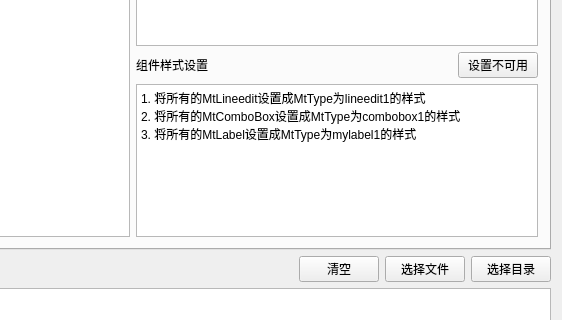
corgic2/C-Utils, file AutoToGenerateUICode/UIModule/CursorAutoWidget.ui: the form before one commit; both pictures show x 296 to 858 and y 218 to 538 of the 858 by 763 pixel window.
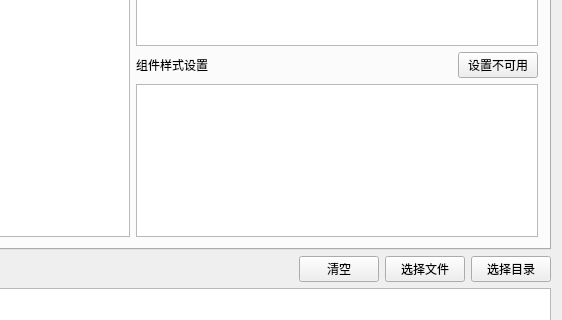
The form after the commit.

Commit message: feat:更新Readme

Diff of the .ui file:
```diff
--- a/AutoToGenerateUICode/UIModule/CursorAutoWidget.ui
+++ b/AutoToGenerateUICode/UIModule/CursorAutoWidget.ui
@@ -254,9 +254,7 @@
 &lt;html&gt;&lt;head&gt;&lt;meta name=&quot;qrichtext&quot; content=&quot;1&quot; /&gt;&lt;style type=&quot;text/css&quot;&gt;
 p, li { white-space: pre-wrap; }
 &lt;/style&gt;&lt;/head&gt;&lt;body style=&quot; font-family:'Microsoft Yahei'; font-size:9pt; font-weight:400; font-style:normal;&quot;&gt;
-&lt;p style=&quot; margin-top:0px; margin-bottom:0px; margin-left:0px; margin-right:0px; -qt-block-indent:0; text-indent:0px;&quot;&gt;1. 将所有的MtLineedit设置成MtType为lineedit1的样式&lt;/p&gt;
-&lt;p style=&quot; margin-top:0px; margin-bottom:0px; margin-left:0px; margin-right:0px; -qt-block-indent:0; text-indent:0px;&quot;&gt;2. 将所有的MtComboBox设置成MtType为combobox1的样式&lt;/p&gt;
-&lt;p style=&quot; margin-top:0px; margin-bottom:0px; margin-left:0px; margin-right:0px; -qt-block-indent:0; text-indent:0px;&quot;&gt;3. 将所有的MtLabel设置成MtType为mylabel1的样式&lt;/p&gt;&lt;/body&gt;&lt;/html&gt;</string>
+&lt;p style=&quot;-qt-paragraph-type:empty; margin-top:0px; margin-bottom:0px; margin-left:0px; margin-right:0px; -qt-block-indent:0; text-indent:0px;&quot;&gt;&lt;br /&gt;&lt;/p&gt;&lt;/body&gt;&lt;/html&gt;</string>
             </property>
            </widget>
           </item>
```
The commit also changes 1 other file.
